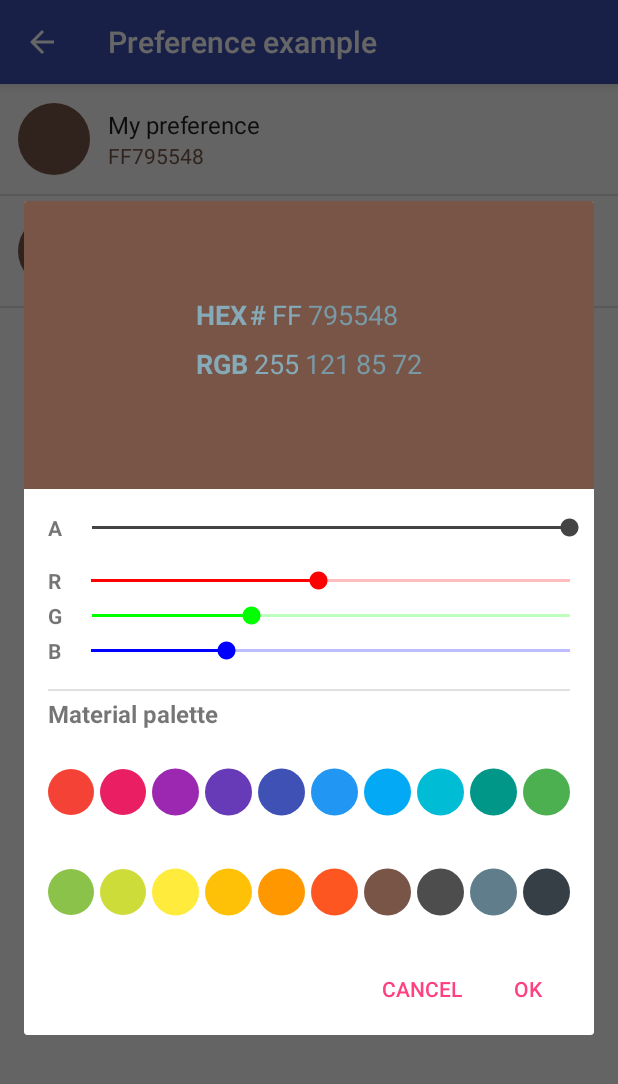
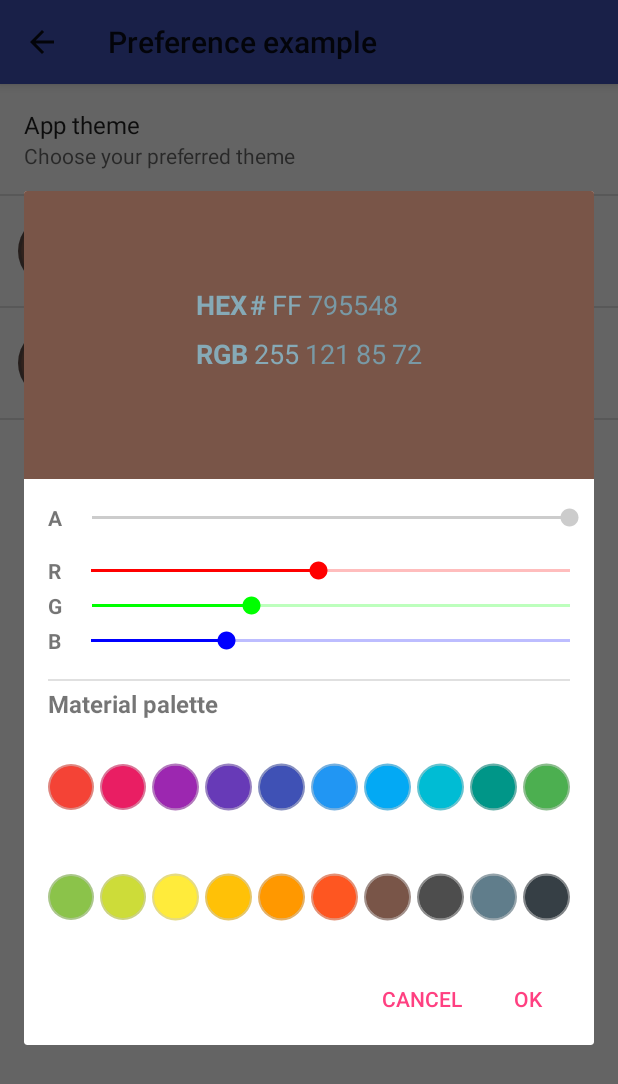
Before and after one commit to isabella232/frameworks_opt_color-picker, an Android app: the PreferenceActivity screen opened directly, with no data from a screen before it, after a tap on "My preference", on a phone screen of 412 x 824 dp. Shown: the top 1084 px of the screen. Run offline under Robolectric (Android 15) with nearby library versions, the phone set to English and light mode, and no system bars.

Commit message:
Fix poor visible seekbar and palette colors
This will fix poor visible seekbar and palette colors, i.e light colors
on light background (e.g. white on white etc)and viceversa by adding the
border around the palettes and changing the seekbar color according to
the app theme.

Added a theme preference on sample app to test the changes on light and
dark theme

```diff
--- a/app/src/main/AndroidManifest.xml
+++ b/app/src/main/AndroidManifest.xml
@@ -11,13 +11,12 @@
         <activity android:name=".MainActivity">
             <intent-filter>
                 <action android:name="android.intent.action.MAIN" />
-
                 <category android:name="android.intent.category.LAUNCHER" />
             </intent-filter>
         </activity>
         <activity
             android:name=".PreferenceActivity"
-            android:label="@string/settings"></activity>
+            android:label="@string/settings"/>
     </application>
 
 </manifest>
--- a/app/src/main/java/com/enrico/sample/MainActivity.java
+++ b/app/src/main/java/com/enrico/sample/MainActivity.java
@@ -5,6 +5,7 @@ import android.content.Intent;
 import android.os.Bundle;
 import android.support.v4.app.DialogFragment;
 import android.support.v7.app.AppCompatActivity;
+import android.support.v7.view.ContextThemeWrapper;
 import android.view.View;
 import android.widget.TextView;
 
@@ -14,13 +15,23 @@ public class MainActivity extends AppCompatActivity implements colorDialog.Color
 
     int color, color2;
 
+    //All the views :D
     View oneView, twoView, thirdView;
 
     TextView textView1, textView2;
 
+    //ContextThemeWrapper
+    ContextThemeWrapper themeWrapper;
+
     @Override
     protected void onCreate(Bundle savedInstanceState) {
         super.onCreate(savedInstanceState);
+
+        //apply activity's theme if dark theme is enabled
+        themeWrapper = new ContextThemeWrapper(getBaseContext(), this.getTheme());
+
+        Preferences.applyTheme(themeWrapper, getBaseContext());
+
         setContentView(R.layout.activity_main);
 
         color = colorDialog.getPickerColor(MainActivity.this, 1);
--- a/app/src/main/java/com/enrico/sample/PreferenceActivity.java
+++ b/app/src/main/java/com/enrico/sample/PreferenceActivity.java
@@ -1,11 +1,15 @@
 package com.enrico.sample;
 
 import android.annotation.SuppressLint;
+import android.content.Intent;
+import android.content.SharedPreferences;
 import android.os.Bundle;
 import android.preference.Preference;
 import android.preference.PreferenceFragment;
 import android.support.v4.app.DialogFragment;
+import android.support.v4.content.IntentCompat;
 import android.support.v7.app.AppCompatActivity;
+import android.support.v7.view.ContextThemeWrapper;
 import android.view.MenuItem;
 import android.widget.Toast;
 
@@ -17,9 +21,17 @@ import static com.enrico.sample.PreferenceActivity.SettingsFragment.secondPrefer
 @SuppressLint("NewApi")
 public class PreferenceActivity extends AppCompatActivity implements colorDialog.ColorSelectedListener {
 
+    //ContextThemeWrapper
+    ContextThemeWrapper themeWrapper;
+
     @Override
     protected void onCreate(Bundle savedInstanceState) {
         super.onCreate(savedInstanceState);
+
+        //apply activity's theme if dark theme is enabled
+        themeWrapper = new ContextThemeWrapper(getBaseContext(), this.getTheme());
+
+        Preferences.applyTheme(themeWrapper, getBaseContext());
 
         setContentView(R.layout.preference_activity);
 
@@ -84,6 +96,8 @@ public class PreferenceActivity extends AppCompatActivity implements colorDialog
         static Preference firstPreference;
         static Preference secondPreference;
 
+        private SharedPreferences.OnSharedPreferenceChangeListener mListenerOptions;
+
         @Override
         public void onCreate(Bundle savedInstanceState) {
             super.onCreate(savedInstanceState);
@@ -124,6 +138,44 @@ public class PreferenceActivity extends AppCompatActivity implements colorDialog
                     return false;
                 }
             });
+
+            //initialize shared preference change listener
+            //some preferences when enabled requires an app reboot
+            mListenerOptions = new SharedPreferences.OnSharedPreferenceChangeListener() {
+                @Override
+                public void onSharedPreferenceChanged(SharedPreferences preftheme, String key) {
+
+                    //on theme selection restart the app
+                    if (key.equals(getResources().getString(R.string.pref_theme))) {
+                        restartApp();
+                    }
+                }
+            };
+        }
+
+        //register preferences changes
+        @Override
+        public void onResume() {
+            super.onResume();
+
+            //register preferences changes
+            getPreferenceManager().getSharedPreferences().registerOnSharedPreferenceChangeListener(mListenerOptions);
+        }
+
+        //unregister preferences changes
+        @Override
+        public void onPause() {
+            getPreferenceManager().getSharedPreferences().unregisterOnSharedPreferenceChangeListener(mListenerOptions);
+            super.onPause();
+        }
+
+        //method to restart the app and apply the changes
+        private void restartApp() {
+            Intent newIntent = new Intent(getActivity(), MainActivity.class);
+            newIntent.setFlags(Intent.FLAG_ACTIVITY_NEW_TASK | IntentCompat.FLAG_ACTIVITY_CLEAR_TASK);
+            startActivity(newIntent);
+            getActivity().overridePendingTransition(0, 0);
+            getActivity().finish();
         }
     }
 }
--- /dev/null
+++ b/app/src/main/java/com/enrico/sample/Preferences.java
@@ -0,0 +1,37 @@
+package com.enrico.sample;
+
+import android.content.Context;
+import android.preference.PreferenceManager;
+import android.support.v7.view.ContextThemeWrapper;
+
+class Preferences {
+
+    //multi-preference dialog for theme options
+    private static int resolveTheme(Context context) {
+
+        //Themes options
+
+        //light theme
+        int light = R.style.AppTheme;
+
+        //dark theme
+        int dark = R.style.AppThemeDark;
+
+        String choice = PreferenceManager.getDefaultSharedPreferences(context)
+                .getString(context.getString(R.string.pref_theme), String.valueOf(0));
+        switch (Integer.parseInt(choice)) {
+            default:
+            case 0:
+                return light;
+            case 1:
+                return dark;
+        }
+    }
+
+    //method to apply selected theme
+    static void applyTheme(ContextThemeWrapper contextThemeWrapper, Context context) {
+        int theme = resolveTheme(context);
+        contextThemeWrapper.setTheme(theme);
+
+    }
+}
--- /dev/null
+++ b/app/src/main/res/values/arrays.xml
@@ -0,0 +1,14 @@
+<?xml version="1.0" encoding="utf-8"?>
+
+<resources>
+
+    <!-- Theme options-->
+    <string-array name="theme_options">
+        <item>@string/light_theme</item>
+        <item>@string/dark_theme</item>
+    </string-array>
+    <string-array name="pref_theme_list_values">
+        <item>0</item>
+        <item>1</item>
+    </string-array>
+</resources>
--- a/app/src/main/res/values/strings.xml
+++ b/app/src/main/res/values/strings.xml
@@ -6,4 +6,11 @@
     <string name="selection">Selected color is for dialog number&#160;</string>
     <string name="is">&#160;is:&#160;</string>
 
+    <!-- Theme options -->
+    <string name="pref_theme_title">App theme</string>
+    <string name="themesum">Choose your preferred theme</string>
+    <string name="pref_theme" translatable="false">pref_theme</string>
+    <string name="pref_theme_list" translatable="false">pref_theme_list</string>
+    <string name="light_theme">Light</string>
+    <string name="dark_theme">Dark</string>
 </resources>
--- a/app/src/main/res/values/styles.xml
+++ b/app/src/main/res/values/styles.xml
@@ -1,11 +1,18 @@
 <resources>
 
     <!-- Base application theme. -->
-    <style name="AppTheme" parent="Theme.AppCompat.Light.DarkActionBar">
+    <style name="AppTheme" parent="Theme.AppCompat.Light">
         <!-- Customize your theme here. -->
         <item name="colorPrimary">@color/colorPrimary</item>
         <item name="colorPrimaryDark">@color/colorPrimaryDark</item>
         <item name="colorAccent">@color/colorAccent</item>
     </style>
 
+    <!-- Dark theme -->
+    <style name="AppThemeDark" parent="Theme.AppCompat">
+        <!-- Customize your theme here. -->
+        <item name="colorPrimary">@color/colorPrimary</item>
+        <item name="colorPrimaryDark">@color/colorPrimaryDark</item>
+        <item name="colorAccent">@color/colorAccent</item>
+    </style>
 </resources>
--- a/app/src/main/res/xml/info_pref.xml
+++ b/app/src/main/res/xml/info_pref.xml
@@ -4,6 +4,15 @@
 
 <PreferenceScreen xmlns:android="http://schemas.android.com/apk/res/android"
     android:id="@+id/preference_screen">
+
+    <!-- Theme -->
+    <ListPreference
+        android:defaultValue="8"
+        android:entries="@array/theme_options"
+        android:entryValues="@array/pref_theme_list_values"
+        android:key="@string/pref_theme"
+        android:summary="@string/themesum"
+        android:title="@string/pref_theme_title" />
 
     <!-- preferences -->
     <Preference
--- a/cpl/src/main/java/com/enrico/colorpicker/colorDialog.java
+++ b/cpl/src/main/java/com/enrico/colorpicker/colorDialog.java
@@ -7,21 +7,18 @@ import android.content.Context;
 import android.content.DialogInterface;
 import android.content.SharedPreferences;
 import android.content.res.Resources;
-import android.graphics.Bitmap;
 import android.graphics.Color;
 import android.os.Bundle;
 import android.preference.Preference;
 import android.support.annotation.ColorInt;
 import android.support.annotation.NonNull;
 import android.support.v4.app.DialogFragment;
-import android.support.v4.graphics.drawable.RoundedBitmapDrawable;
-import android.support.v4.graphics.drawable.RoundedBitmapDrawableFactory;
 import android.support.v7.app.AlertDialog;
 import android.support.v7.app.AppCompatActivity;
 import android.text.Spannable;
 import android.text.SpannableString;
 import android.text.TextWatcher;
-import android.text.style.ForegroundColorSpan;
+import android.text.style.StyleSpan;
 import android.view.View;
 import android.view.ViewGroup;
 import android.widget.EditText;
@@ -131,16 +128,18 @@ public class colorDialog extends DialogFragment {
         activity.runOnUiThread(new Runnable() {
             @Override
             public void run() {
+
+                int viewColor = colorUtils.getColorViewColor(activity.getWindow().getDecorView().getRootView());
+
                 String plainSummary = Integer.toHexString(color).toUpperCase();
-                Spannable coloredSummary = new SpannableString(plainSummary);
-                coloredSummary.setSpan(new ForegroundColorSpan(color), 0, coloredSummary.length(), 0);
-                preference.setSummary(coloredSummary);
-                Bitmap.Config conf = Bitmap.Config.ARGB_8888;
-                Bitmap bmp = Bitmap.createBitmap(paletteUtils.SpToPixels(activity, 40), paletteUtils.SpToPixels(activity, 40), conf);
-                bmp.eraseColor(color);
-                final RoundedBitmapDrawable RBD = RoundedBitmapDrawableFactory.create(resources, bmp);
-                RBD.setCircular(true);
-                preference.setIcon(RBD);
+                final Spannable boldSummary = new SpannableString(plainSummary);
+
+                boldSummary.setSpan(new StyleSpan(android.graphics.Typeface.BOLD),
+                        0, boldSummary.length(), 0);
+
+                preference.setSummary(boldSummary);
+
+                paletteUtils.createCircularPreferenceBitmap(preference, activity, resources, color, viewColor);
 
             }
         });
--- a/cpl/src/main/java/com/enrico/colorpicker/colorUtils.java
+++ b/cpl/src/main/java/com/enrico/colorpicker/colorUtils.java
@@ -2,6 +2,9 @@ package com.enrico.colorpicker;
 
 import android.content.res.Resources;
 import android.graphics.Color;
+import android.graphics.drawable.ColorDrawable;
+import android.graphics.drawable.Drawable;
+import android.view.View;
 
 import java.util.Random;
 
@@ -42,4 +45,20 @@ class colorUtils {
         return colors[new Random().nextInt(colors.length)];
 
     }
+
+    //apply opaque color
+    static int opaqueColor(int color) {
+
+        return (color & 0x00FFFFFF) | 0x80000000;
+
+    }
+
+    //get colorView color
+    static int getColorViewColor(View colorView) {
+        int color = Color.TRANSPARENT;
+        Drawable background = colorView.getBackground();
+        if (background instanceof ColorDrawable)
+            color = ((ColorDrawable) background).getColor();
+        return color;
+    }
 }
--- a/cpl/src/main/java/com/enrico/colorpicker/paletteUtils.java
+++ b/cpl/src/main/java/com/enrico/colorpicker/paletteUtils.java
@@ -4,7 +4,10 @@ import android.app.Activity;
 import android.content.Context;
 import android.content.res.Resources;
 import android.graphics.Bitmap;
+import android.graphics.Canvas;
 import android.graphics.Color;
+import android.graphics.Paint;
+import android.preference.Preference;
 import android.support.v4.graphics.drawable.RoundedBitmapDrawable;
 import android.support.v4.graphics.drawable.RoundedBitmapDrawableFactory;
 import android.view.View;
@@ -15,18 +18,107 @@ import android.widget.TextView;
 
 class paletteUtils {
 
-    private static void createCircularBitmap(Context context, Resources resources, ImageView imageView, String tag) {
+    private static void createCircularBitmap(Activity activity, Resources resources, ImageView imageView, String tag, int colorViewColor) {
 
         Bitmap.Config conf = Bitmap.Config.ARGB_8888;
-        Bitmap bmp = Bitmap.createBitmap(SpToPixels(context, 50), SpToPixels(context, 50), conf);
+        Bitmap bmp = Bitmap.createBitmap(SpToPixels(activity, 50), SpToPixels(activity, 50), conf);
         int color = Color.parseColor(tag);
-        bmp.eraseColor(color);
-        RoundedBitmapDrawable RBD = RoundedBitmapDrawableFactory.create(resources, bmp);
-        RBD.setCircular(true);
-        imageView.setImageDrawable(RBD);
+
+        imageView.setImageDrawable(createRoundedBitmapDrawableWithBorder(activity, bmp, color, colorViewColor, resources));
     }
 
-    static int SpToPixels(Context context, int width) {
+    static void createCircularPreferenceBitmap(Preference preference, Activity activity, Resources resources, int color, int viewColor) {
+
+        Bitmap.Config conf = Bitmap.Config.ARGB_8888;
+        Bitmap bmp = Bitmap.createBitmap(SpToPixels(activity, 50), SpToPixels(activity, 50), conf);
+
+        preference.setIcon(createRoundedBitmapDrawableWithBorder(activity, bmp, color, viewColor, resources));
+
+    }
+
+    private static RoundedBitmapDrawable createRoundedBitmapDrawableWithBorder(Activity activity, Bitmap bitmap, int tagColor, int viewColor, Resources mResources) {
+
+        int bitmapWidth = bitmap.getWidth();
+        int bitmapHeight = bitmap.getHeight();
+        int borderWidthHalf = 10; // In pixels
+
+        // Calculate the bitmap radius
+        int bitmapRadius = Math.min(bitmapWidth, bitmapHeight) / 2;
+
+        int bitmapSquareWidth = Math.min(bitmapWidth, bitmapHeight);
+
+        int bitmapDim = bitmapSquareWidth + borderWidthHalf;
+
+        // Initializing a new empty bitmap.
+        Bitmap roundedBitmap = Bitmap.createBitmap(bitmapDim, bitmapDim, Bitmap.Config.ARGB_8888);
+
+        // Initialize a new Canvas to draw empty bitmap
+        Canvas canvas = new Canvas(roundedBitmap);
+
+        // Draw a solid color to canvas
+        canvas.drawColor(tagColor);
+
+        // Calculation to draw bitmap at the circular bitmap center position
+        int x = borderWidthHalf + bitmapSquareWidth - bitmapWidth;
+        int y = borderWidthHalf + bitmapSquareWidth - bitmapHeight;
+
+        // Draw the bitmap to canvas
+        // Bitmap will draw its center to circular bitmap center by keeping border spaces
+        canvas.drawBitmap(bitmap, x, y, null);
+
+        // Initializing a new Paint instance to draw circular border
+        final Paint borderPaint = new Paint();
+        borderPaint.setStyle(Paint.Style.STROKE);
+        borderPaint.setAntiAlias(true);
+        borderPaint.setStrokeWidth(borderWidthHalf);
+
+        // Set paint color according to view color to make it always visible
+        double darkness = 1 - (0.299 * Color.red(viewColor) + 0.587 * Color.green(viewColor) + 0.114 * Color.blue(viewColor)) / 255;
+
+        if (darkness < 0.5) {
+
+            activity.runOnUiThread(new Runnable() {
+
+                @Override
+                public void run() {
+
+                    borderPaint.setColor(colorUtils.opaqueColor(Color.DKGRAY));
+
+                }
+            });
+
+        } else {
+
+            activity.runOnUiThread(new Runnable() {
+
+                @Override
+                public void run() {
+                    borderPaint.setColor(colorUtils.opaqueColor(Color.LTGRAY));
+
+
+                }
+            });
+        }
+
+        // drawCircle(float cx, float cy, float radius, Paint paint)
+        // Draw the specified circle using the specified paint.
+        canvas.drawCircle(canvas.getWidth() / 2, canvas.getWidth() / 2, bitmapDim / 2, borderPaint);
+
+        // Create a new RoundedBitmapDrawable
+        RoundedBitmapDrawable roundedBitmapDrawable = RoundedBitmapDrawableFactory.create(mResources, roundedBitmap);
+
+        // Set the corner radius of the bitmap drawable
+        roundedBitmapDrawable.setCornerRadius(bitmapRadius);
+
+        roundedBitmapDrawable.setCircular(true);
+
+        roundedBitmapDrawable.setAntiAlias(true);
+
+        // Return the RoundedBitmapDrawable
+        return roundedBitmapDrawable;
+    }
+
+    private static int SpToPixels(Context context, int width) {
 
         float scaledDensity = context.getResources().getDisplayMetrics().scaledDensity;
         int density = Math.round(scaledDensity);
@@ -41,7 +133,7 @@ class paletteUtils {
             final String desc = circles.getContentDescription().toString();
             final int color = Color.parseColor(tag);
 
-            createCircularBitmap(activity, resources, circles, tag);
+            createCircularBitmap(activity, resources, circles, tag, colorUtils.getColorViewColor(colorView));
 
             circles.setOnClickListener(new View.OnClickListener() {
                 @Override
--- a/cpl/src/main/java/com/enrico/colorpicker/seekbarUtils.java
+++ b/cpl/src/main/java/com/enrico/colorpicker/seekbarUtils.java
@@ -26,12 +26,45 @@ class seekbarUtils {
         }
     }
 
+    //color seekbars
+    private static void initializeAlphaSeekBarColor(Activity activity, View colorView, final SeekBar alphatize) {
+
+        int color = colorUtils.getColorViewColor(colorView);
+
+        double darkness = 1 - (0.299 * Color.red(color) + 0.587 * Color.green(color) + 0.114 * Color.blue(color)) / 255;
+
+        if (darkness < 0.5) {
+
+            activity.runOnUiThread(new Runnable() {
+
+                @Override
+                public void run() {
+                    alphatize.getProgressDrawable().setColorFilter(Color.DKGRAY, PorterDuff.Mode.SRC_IN);
+                    alphatize.getThumb().setColorFilter(Color.DKGRAY, PorterDuff.Mode.SRC_IN);
+                }
+            });
+
+        } else {
+
+            activity.runOnUiThread(new Runnable() {
+
+                @Override
+                public void run() {
+                    alphatize.getProgressDrawable().setColorFilter(Color.LTGRAY, PorterDuff.Mode.SRC_IN);
+                    alphatize.getThumb().setColorFilter(Color.LTGRAY, PorterDuff.Mode.SRC_IN);
+                }
+            });
+        }
+    }
+
     //initialize seekbars
     static void initializeSeekBars(final Activity activity, final TextWatcher aaTextWatcher, final TextWatcher hexTextWatcher, final TextWatcher aTextWatcher, final TextWatcher rTextWatcher, final TextWatcher gTextWatcher, final TextWatcher bTextWatcher, final int alpha, final SeekBar alphatize, final SeekBar first, final SeekBar second, final SeekBar third, final View colorView, final TextView hashtext, final TextView hashtag, final TextView rgb, final EditText editHEX, final EditText editAA, final EditText editAlpha, final EditText editR, final EditText editG, final EditText editB) {
 
         viewUtils.updateAlphaEdits(activity, alphatize, editAA, editAlpha, alpha);
 
-        initializeSeekBarsColors(alphatize, first, second, third);
+        initializeSeekBarsColors(first, second, third);
+
+        initializeAlphaSeekBarColor(activity, colorView, alphatize);
 
         alphatize.setOnSeekBarChangeListener(new SeekBar.OnSeekBarChangeListener() {
 
--- a/cpl/src/main/res/values/colors.xml
+++ b/cpl/src/main/res/values/colors.xml
@@ -27,7 +27,6 @@
     <color name="darkGrey">#FF363F45</color>
 
     <!-- Seekbar colors -->
-    <color name="seekGrey">#FF444444</color>
     <color name="seekRed">#FFFF0000</color>
     <color name="seekGreen">#FF00FF00</color>
     <color name="seekBlue">#FF0000FF</color>
```
Also changed, not shown: 6 other files.
